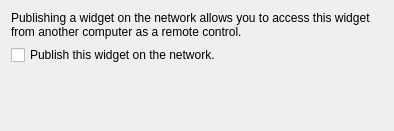
First picture: the form in plasma/private/publish.ui, repository KDE/kdelibs, before the edit.
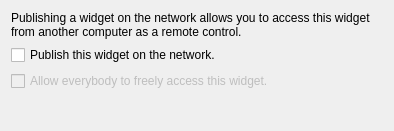
Second picture: the form after the edit.

Commit message: Add a checkbox to the publication ui.

```diff
--- a/plasma/private/publish.ui
+++ b/plasma/private/publish.ui
@@ -28,6 +28,16 @@
      </property>
     </widget>
    </item>
+   <item>
+    <widget class="QCheckBox" name="allUsersCheckbox">
+     <property name="enabled">
+      <bool>false</bool>
+     </property>
+     <property name="text">
+      <string>Allow everybody to freely access this widget.</string>
+     </property>
+    </widget>
+   </item>
    <item>
     <spacer name="verticalSpacer">
      <property name="orientation">
```
